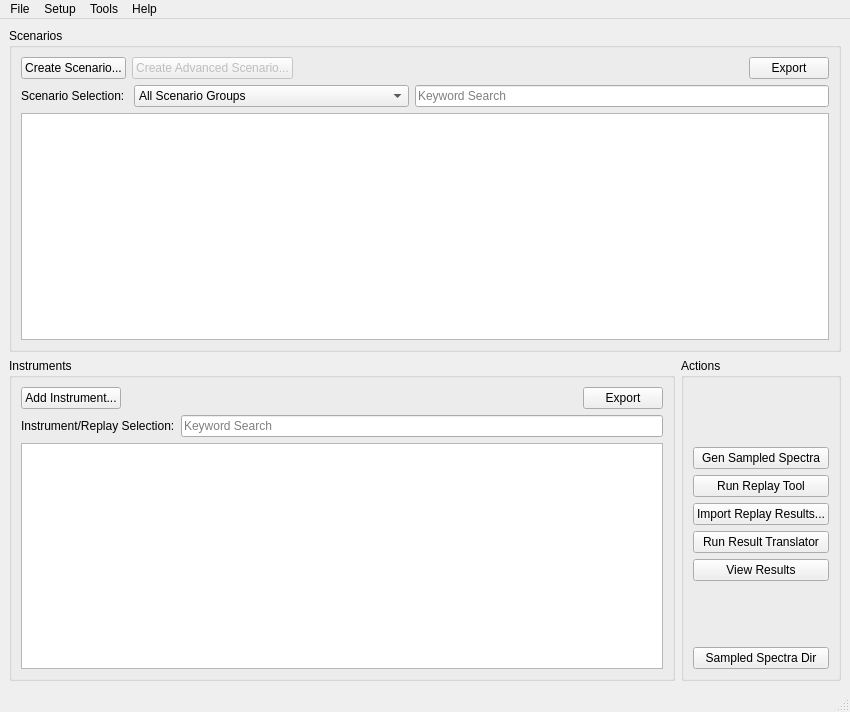
The window that src/ui/rase.ui (LLNL/RASE) describes before a commit, drawn with Qt 5.
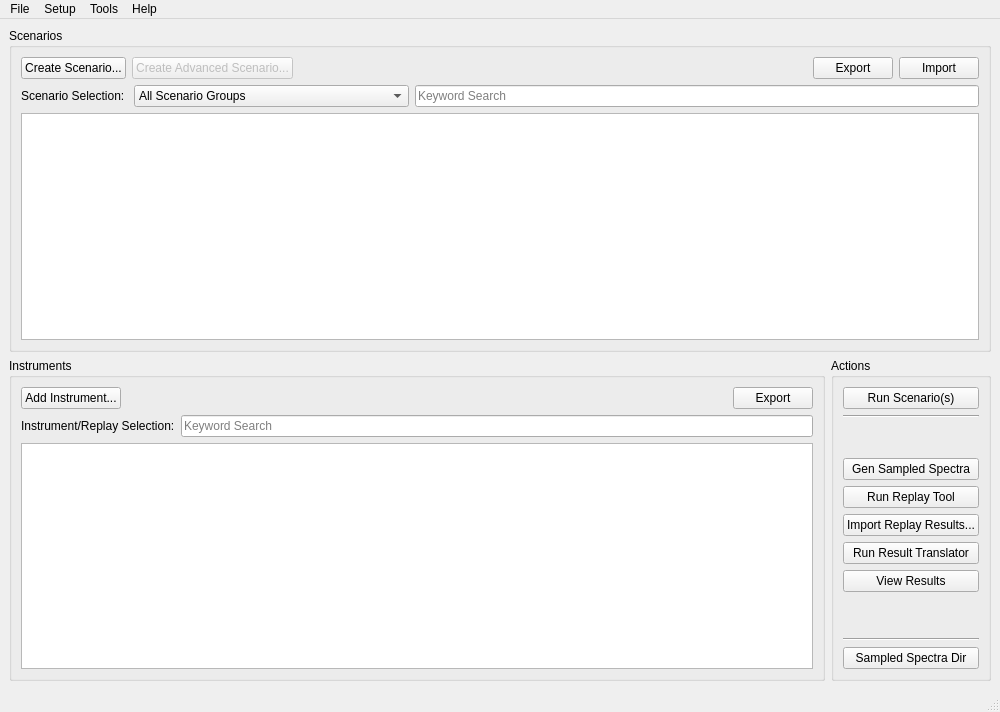
The same window after the commit.

The edit to the form file:
```diff
--- a/src/ui/rase.ui
+++ b/src/ui/rase.ui
@@ -6,7 +6,7 @@
    <rect>
     <x>0</x>
     <y>0</y>
-    <width>850</width>
+    <width>1000</width>
     <height>712</height>
    </rect>
   </property>
@@ -86,6 +86,13 @@
              </property>
             </widget>
            </item>
+           <item>
+            <widget class="QPushButton" name="btnImportScenarios">
+             <property name="text">
+              <string>Import</string>
+             </property>
+            </widget>
+           </item>
           </layout>
          </item>
          <item>
@@ -280,14 +287,28 @@
         </property>
         <layout class="QVBoxLayout" name="verticalLayout_3">
          <item>
-          <spacer name="verticalSpacer_2">
+          <widget class="QPushButton" name="btnGenScenario">
+           <property name="text">
+            <string>Run Scenario(s)</string>
+           </property>
+          </widget>
+         </item>
+         <item>
+          <widget class="Line" name="line">
+           <property name="orientation">
+            <enum>Qt::Horizontal</enum>
+           </property>
+          </widget>
+         </item>
+         <item>
+          <spacer name="verticalSpacer_3">
            <property name="orientation">
             <enum>Qt::Vertical</enum>
            </property>
            <property name="sizeHint" stdset="0">
             <size>
              <width>20</width>
-             <height>40</height>
+             <height>10</height>
             </size>
            </property>
           </spacer>
@@ -343,6 +364,13 @@
            </property>
           </spacer>
          </item>
+         <item>
+          <widget class="Line" name="line_2">
+           <property name="orientation">
+            <enum>Qt::Horizontal</enum>
+           </property>
+          </widget>
+         </item>
          <item>
           <widget class="QPushButton" name="btnSampleDir">
            <property name="text">
@@ -363,7 +391,7 @@
     <rect>
      <x>0</x>
      <y>0</y>
-     <width>850</width>
+     <width>990</width>
      <height>22</height>
     </rect>
    </property>
```
